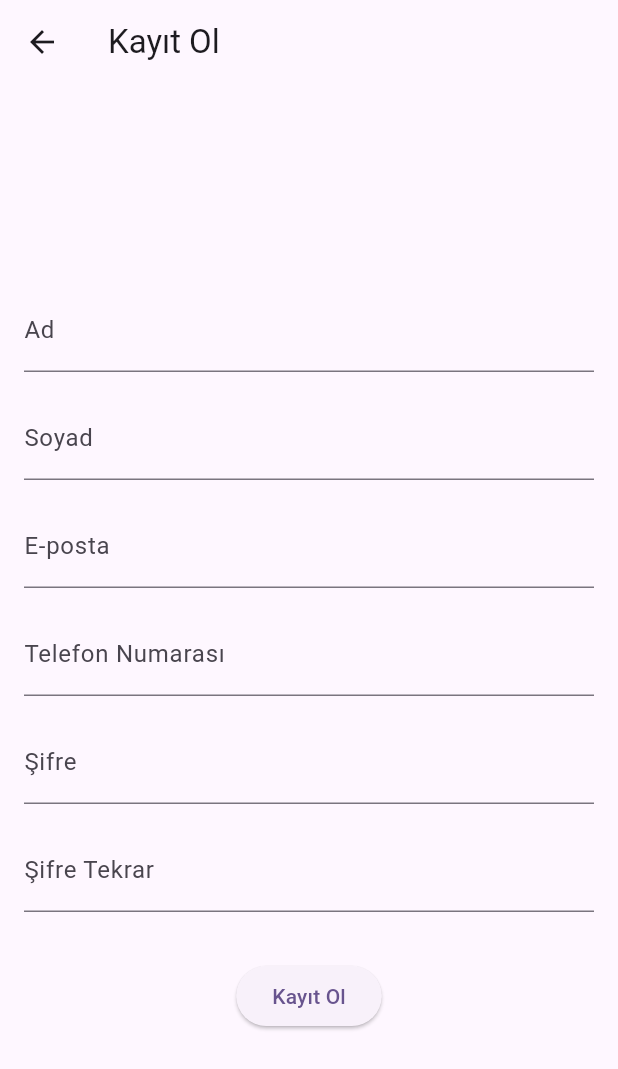
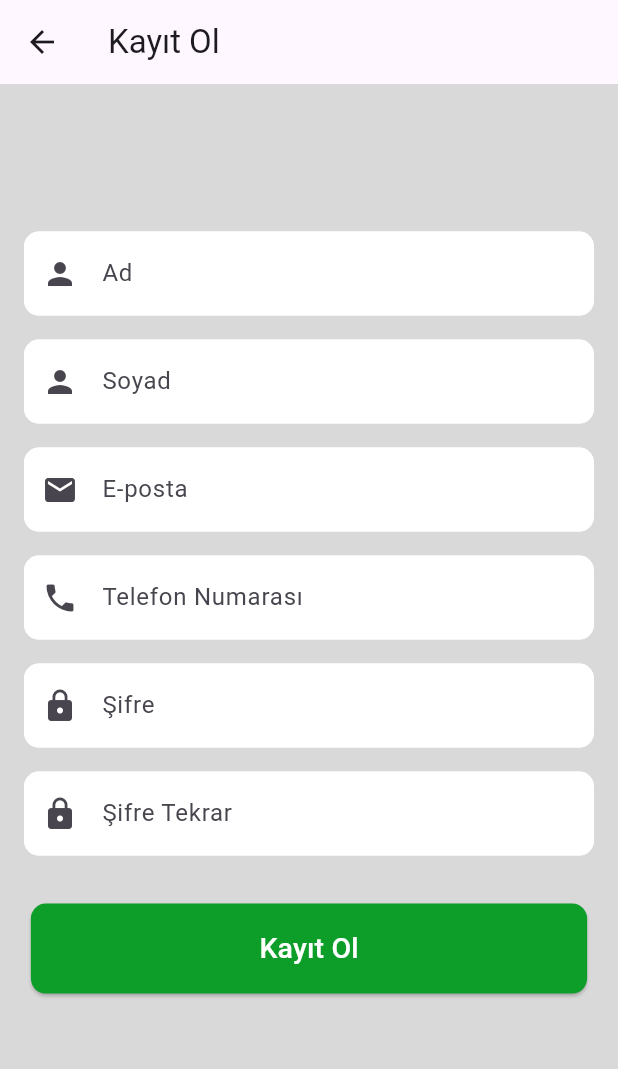
Before and after one commit to emirhncann/chat_app, a Flutter app: the screen it shows after launch, after a tap on "Kayıt Ol", on a phone screen of 412 x 824 dp. Shown: the top 1069 px of the screen. Run offline on Flutter 3.47's test engine with Material 3 defaults, Android fonts, the phone set to English and light mode, and no system bars; our stand-ins replace cloud_firestore, curved_navigation_bar, firebase_auth, firebase_core, google_fonts; accounts and stored records are empty; network calls fail; Roboto replaces fonts that are missing (Kanit).

Commit message:
ui güncelleme

```diff
--- a/lib/CustomUI/LoginScreen.dart
+++ b/lib/CustomUI/LoginScreen.dart
@@ -3,6 +3,7 @@ import 'package:chat_app_flutter/CustomUI/home.dart';
 import 'package:chat_app_flutter/chat_screen.dart';
 import 'package:flutter/material.dart';
 import 'package:firebase_auth/firebase_auth.dart';
+import 'package:google_fonts/google_fonts.dart';
 
 class LoginScreen extends StatefulWidget {
   @override
@@ -17,20 +18,43 @@ class _LoginScreenState extends State<LoginScreen> {
 
   @override
   Widget build(BuildContext context) {
+    double width = MediaQuery.of(context).size.width;
+    double height = MediaQuery.of(context).size.height;
     return Scaffold(
-      appBar: AppBar(
-        title: Text('Giriş Yap'),
-      ),
-      body: Padding(
+      body: Container(
+        color: Color(0xFFD9D9D9),
         padding: const EdgeInsets.all(16.0),
         child: Column(
           mainAxisAlignment: MainAxisAlignment.center,
           children: [
+            Container(
+              padding: EdgeInsets.all(40),
+              child: Center(
+                child: Text(
+                  "GİRİŞ YAP ",
+                  style: GoogleFonts.robotoSlab(
+                    fontSize: 42,
+                    color: Color(0xFF011F26),
+                  ),
+                ),
+              ),
+            ),
             TextField(
               controller: _emailController,
               keyboardType: TextInputType.emailAddress,
               decoration: InputDecoration(
                 labelText: 'E-posta',
+                prefixIcon: Icon(Icons.email),
+                filled: true, // Arka planı doldur
+                fillColor: Colors.white, // Beyaz renk
+                enabledBorder: OutlineInputBorder(
+                  borderSide: BorderSide(color: Colors.white, width: 2.0),
+                  borderRadius: BorderRadius.circular(10.0),
+                ),
+                focusedBorder: OutlineInputBorder(
+                  borderSide: BorderSide(color: Colors.white, width: 2.0),
+                  borderRadius: BorderRadius.circular(10.0),
+                ),
               ),
             ),
             SizedBox(height: 16.0),
@@ -39,10 +63,30 @@ class _LoginScreenState extends State<LoginScreen> {
               obscureText: true,
               decoration: InputDecoration(
                 labelText: 'Şifre',
+                prefixIcon: Icon(Icons.lock),
+                filled: true,
+                fillColor: Colors.white,
+                enabledBorder: OutlineInputBorder(
+                  borderSide: BorderSide(color: Colors.white, width: 2.0),
+                  borderRadius: BorderRadius.circular(10.0),
+                ),
+                focusedBorder: OutlineInputBorder(
+                  borderSide: BorderSide(color: Colors.white, width: 2.0),
+                  borderRadius: BorderRadius.circular(10.0),
+                ),
               ),
             ),
             SizedBox(height: 32.0),
-            ElevatedButton(
+            Container(
+              width: width * 0.9,
+              height: 60,
+              child: ElevatedButton(
+                style: ElevatedButton.styleFrom(
+                  primary: Color(0xFF285059),
+                  shape: RoundedRectangleBorder(
+                    borderRadius: BorderRadius.circular(10.0),
+                  ),
+                ),
                 onPressed: () async {
                   String email = _emailController.text;
                   String password = _passwordController.text;
@@ -65,10 +109,28 @@ class _LoginScreenState extends State<LoginScreen> {
                     print('Giriş başarısız: $e');
                   }
                 },
-              child: Text('Giriş Yap'),
+                child: Text(
+                  'Giriş Yap',
+                  style: GoogleFonts.kanit(
+                    color: Colors.white,
+                    fontSize: 19,
+                  ),
+                ),
+              ),
             ),
             SizedBox(height: 16.0),
+            Row(
+              mainAxisAlignment: MainAxisAlignment.center,
+              children: [
+                Text("Eğer Hesabınız Yoksa"),
                 TextButton(
+                  child: Text(
+                    'Kayıt Ol',
+                    style: GoogleFonts.publicSans(
+                        color: Colors.blueAccent,
+                        fontSize: 15,
+                        fontWeight: FontWeight.bold),
+                  ),
                   onPressed: () {
                     Navigator.push(
                       context,
@@ -77,7 +139,8 @@ class _LoginScreenState extends State<LoginScreen> {
                       ),
                     );
                   },
-              child: Text('Kayıt Ol'),
+                ),
+              ],
             ),
           ],
         ),
--- a/lib/CustomUI/SignUp.dart
+++ b/lib/CustomUI/SignUp.dart
@@ -2,6 +2,7 @@ import 'package:chat_app_flutter/CustomUI/home.dart';
 import 'package:firebase_auth/firebase_auth.dart';
 import 'package:flutter/material.dart';
 import 'package:cloud_firestore/cloud_firestore.dart';
+import 'package:google_fonts/google_fonts.dart';
 
 class RegisterScreen extends StatefulWidget {
   @override
@@ -54,84 +55,86 @@ class _RegisterScreenState extends State<RegisterScreen> {
 
   @override
   Widget build(BuildContext context) {
+    double width = MediaQuery.of(context).size.width;
+    double height = MediaQuery.of(context).size.height;
     return Scaffold(
+      backgroundColor: Color(0xFFD9D9D9),
       appBar: AppBar(
         title: Text('Kayıt Ol'),
       ),
-      body: Padding(
+      body: SingleChildScrollView(
+        padding: EdgeInsets.only(top: height * 0.1),
+        child: Padding(
           padding: const EdgeInsets.all(16.0),
           child: Column(
             mainAxisAlignment: MainAxisAlignment.center,
             children: [
-            TextField(
-              controller: _nameController,
-              decoration: InputDecoration(
-                labelText: 'Ad',
-              ),
-            ),
+              _buildTextField(_nameController, 'Ad', Icons.person),
               SizedBox(height: 16.0),
-            TextField(
-              controller: _surnameController,
-              decoration: InputDecoration(
-                labelText: 'Soyad',
-              ),
-            ),
+              _buildTextField(_surnameController, 'Soyad', Icons.person),
               SizedBox(height: 16.0),
-            TextField(
-              controller: _emailController,
-              keyboardType: TextInputType.emailAddress,
-              decoration: InputDecoration(
-                labelText: 'E-posta',
-              ),
-            ),
+              _buildTextField(_emailController, 'E-posta', Icons.email,
+                  keyboardType: TextInputType.emailAddress),
               SizedBox(height: 16.0),
-            TextField(
-              controller: _phoneController,
-              keyboardType: TextInputType.phone,
-              decoration: InputDecoration(
-                labelText: 'Telefon Numarası',
-              ),
-            ),
+              _buildTextField(_phoneController, 'Telefon Numarası', Icons.phone,
+                  keyboardType: TextInputType.phone),
               SizedBox(height: 16.0),
-            TextField(
-              controller: _passwordController,
-              obscureText: true,
-              decoration: InputDecoration(
-                labelText: 'Şifre',
-              ),
-            ),
+              _buildTextField(_passwordController, 'Şifre', Icons.lock,
+                  obscureText: true),
               SizedBox(height: 16.0),
-            TextField(
-              controller: _confirmPasswordController,
-              obscureText: true,
-              decoration: InputDecoration(
-                labelText: 'Şifre Tekrar',
-              ),
-            ),
+              _buildTextField(
+                  _confirmPasswordController, 'Şifre Tekrar', Icons.lock,
+                  obscureText: true),
               SizedBox(height: 32.0),
-            ElevatedButton(
+              Container(
+                width: width * 0.9,
+                height: 60,
+                child: ElevatedButton(
+                  style: ElevatedButton.styleFrom(
+                      primary: Color(0xFF0D9E2A),
+                      shape: RoundedRectangleBorder(
+                          borderRadius: BorderRadius.circular(10))),
                   onPressed: () async {
                     await registerUser();
                   },
-              child: Text('Kayıt Ol'),
+                  child: Text(
+                    'Kayıt Ol',
+                    style: GoogleFonts.kanit(
+                      color: Colors.white,
+                      fontSize: 19,
+                    ),
+                  ),
+                ),
               ),
             ],
+          ),
+        ),
+      ),
+    );
+  }
+
+  Widget _buildTextField(
+      TextEditingController controller, String label, IconData icon,
+      {bool obscureText = false,
+      TextInputType keyboardType = TextInputType.text}) {
+    return TextField(
+      controller: controller,
+      obscureText: obscureText,
+      keyboardType: keyboardType,
+      decoration: InputDecoration(
+        labelText: label,
+        prefixIcon: Icon(icon),
+        filled: true,
+        fillColor: Colors.white,
+        enabledBorder: OutlineInputBorder(
+          borderSide: BorderSide(color: Colors.white, width: 2.0),
+          borderRadius: BorderRadius.circular(10.0),
+        ),
+        focusedBorder: OutlineInputBorder(
+          borderSide: BorderSide(color: Colors.white, width: 2.0),
+          borderRadius: BorderRadius.circular(10.0),
         ),
       ),
     );
   }
 }
-
-class ChatScreen extends StatelessWidget {
-  @override
-  Widget build(BuildContext context) {
-    return Scaffold(
-      appBar: AppBar(
-        title: Text('Chat Screen'),
-      ),
-      body: Center(
-        child: Text('Chat Screen'),
-      ),
-    );
-  }
-}
--- a/lib/CustomUI/home.dart
+++ b/lib/CustomUI/home.dart
@@ -30,11 +30,13 @@ class _HomeState extends State<Home> {
       backgroundColor: Color(0xFFF2F2F2),
       appBar: AppBar(
         automaticallyImplyLeading: false,
+        backgroundColor: Color(0xFF285059),
         title: Center(
           child: Text(
             "Projenin Adı",
             style: TextStyle(
               fontSize: 20,
+              color: Colors.white60,
               fontWeight: FontWeight.bold,
             ),
           ),
@@ -57,6 +59,7 @@ class _HomeState extends State<Home> {
         ],
       ),
       bottomNavigationBar: CurvedNavigationBar(
+        height: 60,
         backgroundColor: Color(0xF2F2F2),
         color: Color(0xFF285059),
         animationDuration: Duration(milliseconds: 300),
--- a/lib/main.dart
+++ b/lib/main.dart
@@ -19,6 +19,7 @@ class MyApp extends StatelessWidget {
   @override
   Widget build(BuildContext context) {
     return MaterialApp(
+      debugShowCheckedModeBanner: false,
       title: 'Flutter Demo',
       theme: ThemeData(
         colorScheme: ColorScheme.fromSeed(seedColor: Colors.deepPurple),
--- a/lib/model/messageList.dart
+++ b/lib/model/messageList.dart
@@ -121,7 +121,6 @@ class MessageList extends StatelessWidget {
                           );
                         }
                       },
-                      //Card Düzenlenecek
                       child: Container(
                           margin: EdgeInsets.symmetric(
                               vertical: 0.8), // Add top and bottom spacing
```
Lines whose indentation alone changed are shown as unchanged.
